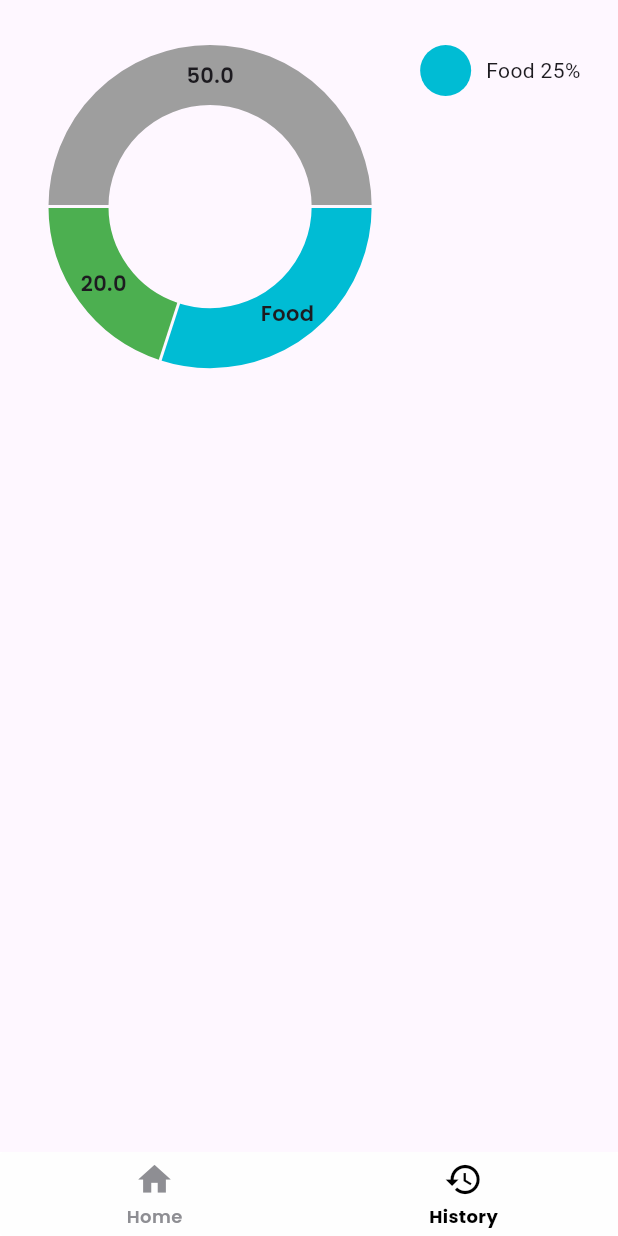
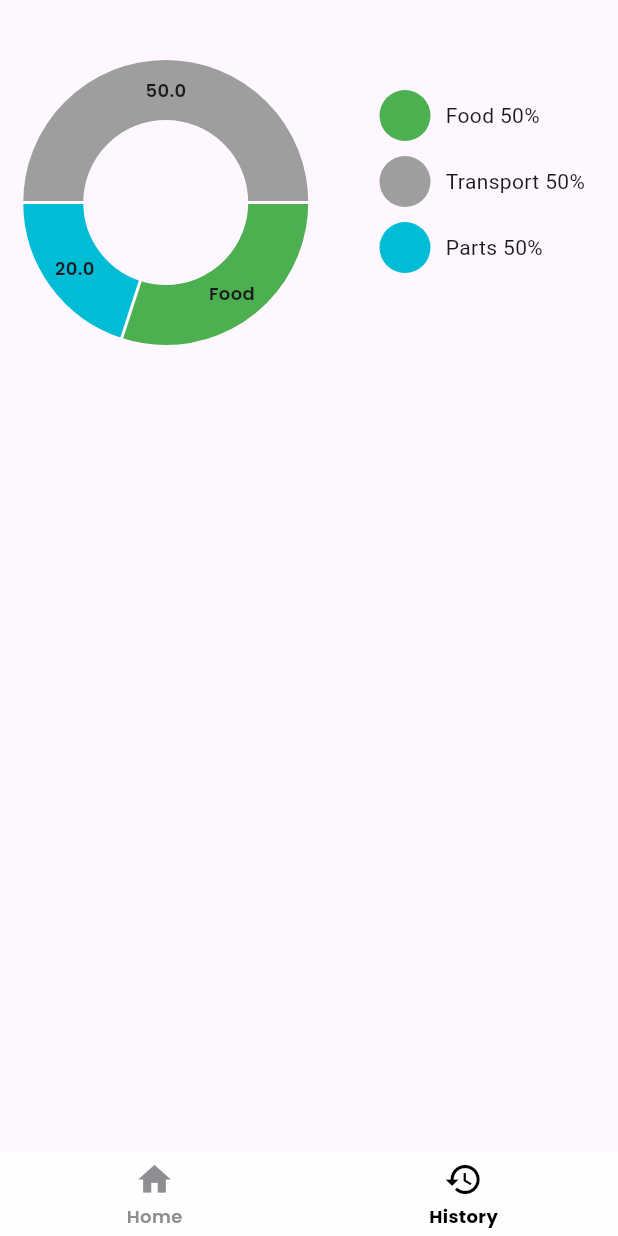
Before and after one commit to ITakora/money_manager, a Flutter app: the screen it shows after launch, item 2 of the bottom bar chosen, on a phone screen of 412 x 824 dp. Run offline on Flutter 3.47's test engine with Material 3 defaults, Android fonts, the phone set to English and light mode, and no system bars; drawn by our look-alikes of fl_chart, persistent_bottom_nav_bar_v2; our stand-ins replace google_fonts.

```diff
--- a/lib/screens/history_screen.dart
+++ b/lib/screens/history_screen.dart
@@ -9,15 +9,34 @@ class HistoryScreen extends StatelessWidget {
   Widget build(BuildContext context) {
     return Scaffold(
       body: Padding(
-        padding: const EdgeInsets.only(top: 30),
+        padding: const EdgeInsets.only(top: 40, left: 10),
         child: Row(
           crossAxisAlignment: CrossAxisAlignment.start,
-          mainAxisAlignment: MainAxisAlignment.spaceBetween,
           children: [
             ChartWidget(),
-            Column(
-              children: [IndicatorWidget()],
-            )
+            Expanded(
+              child: Padding(
+                padding: const EdgeInsets.only(top: 20, left: 42),
+                child: Column(
+                  children: [
+                    IndicatorWidget(
+                      title: "Food 50%",
+                      color: Colors.green,
+                    ),
+                    SizedBox(height: 10),
+                    IndicatorWidget(
+                      title: "Transport 50%",
+                      color: Colors.grey,
+                    ),
+                    SizedBox(height: 10),
+                    IndicatorWidget(
+                      title: "Parts 50%",
+                      color: Colors.cyan,
+                    )
+                  ],
+                ),
+              ),
+            ),
           ],
         ),
       ),
--- a/lib/widgets/chart_widget.dart
+++ b/lib/widgets/chart_widget.dart
@@ -8,25 +8,25 @@ class ChartWidget extends StatelessWidget {
   @override
   Widget build(BuildContext context) {
     return Expanded(
-      child: AspectRatio(
-        aspectRatio: 1.3,
+      child: Container(
+        height: 190,
         child: PieChart(PieChartData(sections: [
           PieChartSectionData(
               value: 30,
-              color: Colors.cyan,
+              color: Colors.green,
               title: "Food",
               titleStyle: GoogleFonts.poppins(
-                  fontSize: 14, fontWeight: FontWeight.w600)),
+                  fontSize: 12, fontWeight: FontWeight.w600)),
           PieChartSectionData(
               value: 20,
-              color: Colors.green,
+              color: Colors.cyan,
               titleStyle: GoogleFonts.poppins(
-                  fontSize: 14, fontWeight: FontWeight.w600)),
+                  fontSize: 12, fontWeight: FontWeight.w600)),
           PieChartSectionData(
               value: 50,
               color: Colors.grey,
               titleStyle: GoogleFonts.poppins(
-                  fontSize: 14, fontWeight: FontWeight.w600))
+                  fontSize: 12, fontWeight: FontWeight.w600))
         ])),
       ),
     );
--- a/lib/widgets/indicator_widget.dart
+++ b/lib/widgets/indicator_widget.dart
@@ -1,27 +1,23 @@
 import 'package:flutter/material.dart';
 
 class IndicatorWidget extends StatelessWidget {
-  const IndicatorWidget({
-    super.key,
-  });
+  const IndicatorWidget({super.key, required this.color, required this.title});
 
-  // final Color? color;
+  final Color? color;
+  final String title;
 
   @override
   Widget build(BuildContext context) {
     return Row(
       children: [
         CircleAvatar(
-          backgroundColor: Colors.cyan,
+          backgroundColor: color ?? Colors.cyan,
           radius: 17,
         ),
         SizedBox(
           width: 10,
         ),
-        Text("Food 25%"),
-        SizedBox(
-          width: 25,
-        )
+        Text(title),
       ],
     );
   }
--- a/pubspec.yaml
+++ b/pubspec.yaml
@@ -38,6 +38,7 @@ dependencies:
   google_fonts: ^6.2.1
   persistent_bottom_nav_bar_v2: ^5.4.0
   fl_chart: ^1.0.0
+  table_calendar: ^3.2.0
 
 
 dev_dependencies:
```
Also changed, not shown: lib/screens/home_screen.dart (+16 -0 lines), lib/screens/money_field_screen.dart (added, +35 -0 lines), pubspec.lock, 2 other files.
